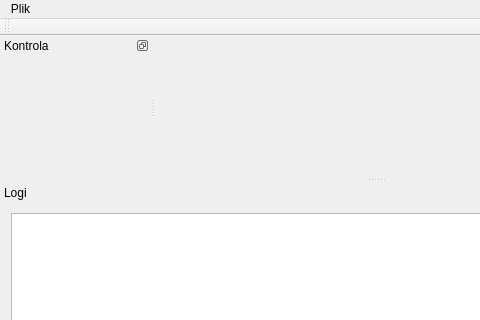
Above: wizualizer/mainwindow.ui from dorianJaniak/wds_sonar before the change; both pictures show x 0 to 480 and y 0 to 320 of the 751 by 438 pixel window. Below: the same form after it.
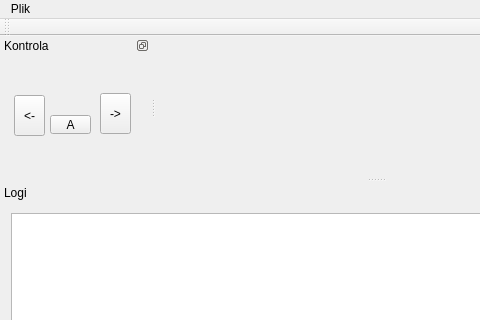
That is the form after the change. Custom widgets are drawn as their Qt base class.

What changed in the file:
```diff
--- a/wizualizer/mainwindow.ui
+++ b/wizualizer/mainwindow.ui
@@ -62,7 +62,47 @@
    <attribute name="dockWidgetArea">
     <number>1</number>
    </attribute>
-   <widget class="QWidget" name="dockWidgetContents"/>
+   <widget class="QWidget" name="dockWidgetContents">
+    <widget class="QToolButton" name="leftButton">
+     <property name="geometry">
+      <rect>
+       <x>14</x>
+       <y>40</y>
+       <width>31</width>
+       <height>41</height>
+      </rect>
+     </property>
+     <property name="text">
+      <string>&lt;-</string>
+     </property>
+    </widget>
+    <widget class="QToolButton" name="rightButton">
+     <property name="geometry">
+      <rect>
+       <x>100</x>
+       <y>38</y>
+       <width>31</width>
+       <height>41</height>
+      </rect>
+     </property>
+     <property name="text">
+      <string>-&gt;</string>
+     </property>
+    </widget>
+    <widget class="QToolButton" name="forwardButton">
+     <property name="geometry">
+      <rect>
+       <x>50</x>
+       <y>60</y>
+       <width>41</width>
+       <height>19</height>
+      </rect>
+     </property>
+     <property name="text">
+      <string>A</string>
+     </property>
+    </widget>
+   </widget>
   </widget>
   <widget class="QDockWidget" name="LogWidget">
    <property name="minimumSize">
```
